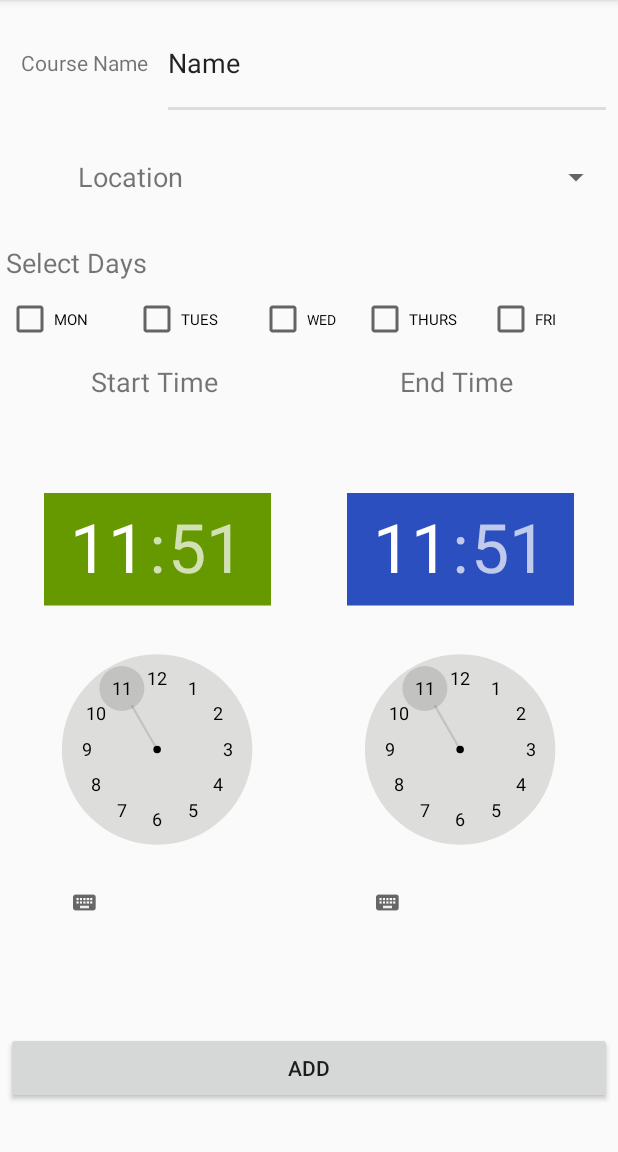
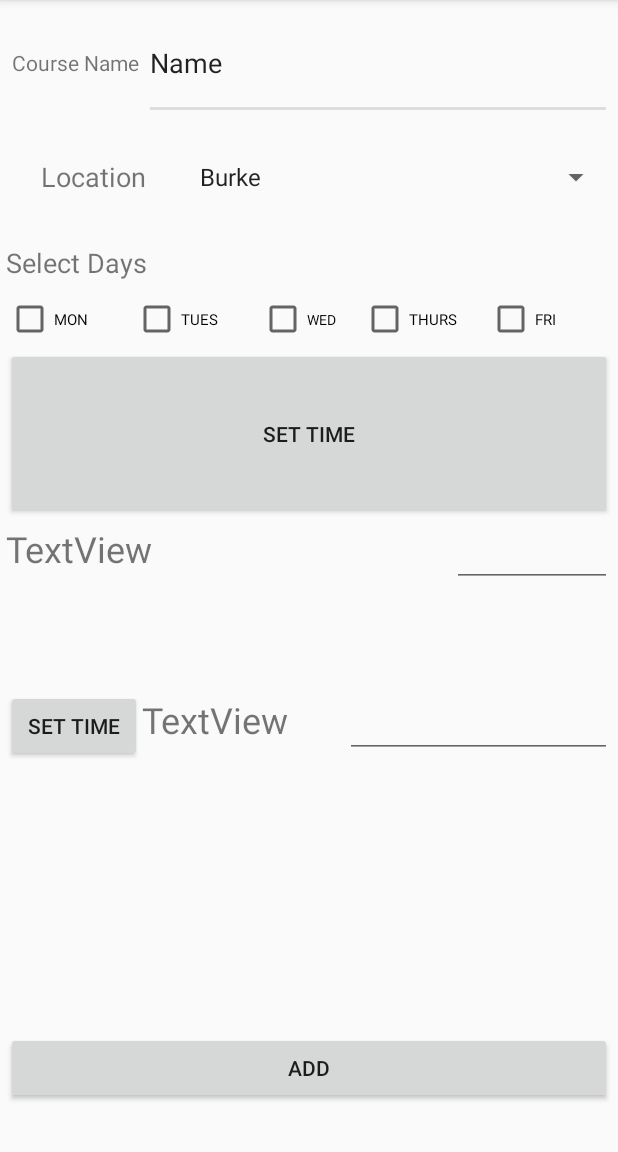
Before and after one commit to Rumbaugh14/CampusCompass, an Android app: the AddCoursesLayout screen opened directly, with no data from a screen before it, on a phone screen of 412 x 824 dp, the part 84-1236 px from its top. Run offline under Robolectric (Android 15) with nearby library versions, the phone set to English and light mode, and no system bars.

Commit message:
Merge branch 'akroner' of https://github.com/Rumbaugh14/CampusCompass into V1
# Conflicts:
#	app/src/main/res/layout/add_homework.xml
#	app/src/main/res/layout/fragment_map.xml

```diff
--- a/app/src/main/java/com/example/shane/campuscompass/AddCoursesLayout.java
+++ b/app/src/main/java/com/example/shane/campuscompass/AddCoursesLayout.java
@@ -1,16 +1,22 @@
 package com.example.shane.campuscompass;
 
+import android.app.Dialog;
+import android.app.TimePickerDialog;
 import android.content.Context;
+import android.location.Location;
 import android.support.v7.app.AppCompatActivity;
 import android.os.Bundle;
 import android.view.View;
+import android.widget.ArrayAdapter;
 import android.widget.Button;
 import android.widget.CheckBox;
 import android.widget.ListView;
 import android.widget.Spinner;
+import android.widget.TextClock;
 import android.widget.TextView;
 import android.widget.TimePicker;
 import android.widget.AdapterView;
+import android.widget.Toast;
 
 import java.util.ArrayList;
 import java.util.Arrays;
@@ -18,17 +24,22 @@ import java.util.List;
 
 public class AddCoursesLayout extends AppCompatActivity {
 
-    public static int num = 0;
+
     private TextView courseName;
-    private Spinner location;
+    private Spinner mlocation;
+    private String mapLocation = "invisible";
     private List<CheckBox> mCheckBoxes = new ArrayList<>();
-    private TimePicker startTime;
-    private TimePicker endTime;
-    private Button addButton;
+    private Button addButton, buttonStartTime,buttonEndTime;
+    CoursesDatabase mCoursesDatabase;
+    private TextView start, end;
+    static final int DIALOG_START =0;
+    static final int DIALOG_END = 1;
 
-    //private ListView lvCourse;
-    //private List<Course> mCourseList = new ArrayList<>();
-    //private CourseListAdapter adapter = new CourseListAdapter(getContext(), mCourseList);
+    int starthour;
+    int startmin;
+
+    int endhour;
+    int endmin;
 
 
     @Override
@@ -36,9 +47,31 @@ public class AddCoursesLayout extends AppCompatActivity {
         super.onCreate(savedInstanceState);
         setContentView(R.layout.fragment_add_course_layout);
 
+        mlocation = findViewById(R.id.LocationSpinner);
+        ArrayAdapter<CharSequence> adapter = ArrayAdapter.createFromResource(this,
+                R.array.locations, android.R.layout.simple_spinner_item);
 
-        courseName = (TextView)findViewById(R.id.CourseNameTextView);
-        location = (Spinner)findViewById(R.id.LocationSpinner);
+        adapter.setDropDownViewResource(android.R.layout.simple_spinner_dropdown_item);
+        mlocation.setAdapter(adapter);
+        mlocation.setOnItemSelectedListener(new AdapterView.OnItemSelectedListener() {
+                                                @Override
+                                                public void onItemSelected(AdapterView<?> parent, View view, int pos, long id) {
+                                                    mapLocation = parent.getItemAtPosition(pos).toString();
+
+                                                }
+
+                                                @Override
+                                                public void onNothingSelected(AdapterView<?> parent) {
+
+                                                }
+                                            });
+
+
+        start = findViewById(R.id.textStartTime);
+        end = findViewById(R.id.textEndTime);
+
+        courseName = findViewById(R.id.CourseNameTextView);
+
 
         mCheckBoxes = Arrays.asList(
                                     (CheckBox)findViewById(R.id.Monday),
@@ -48,32 +81,115 @@ public class AddCoursesLayout extends AppCompatActivity {
                                     (CheckBox)findViewById(R.id.Friday)
                                     );
 
-        startTime = (TimePicker)findViewById(R.id.Start_TTP);
-        endTime = (TimePicker)findViewById(R.id.End_TTP);
-        addButton = (Button)findViewById(R.id.AddCourseButton);
 
+        addButton = findViewById(R.id.AddCourseButton);
+        buttonStartTime = findViewById(R.id.StartTimeBtn);
+        buttonEndTime = findViewById(R.id.EndTimeBtn);
+
+        mCoursesDatabase = new CoursesDatabase(this);
+
+
+        buttonStartTime.setOnClickListener(
+                new View.OnClickListener() {
+                    @Override
+                    public void onClick(View v) {
+                        showDialog(DIALOG_START);
+                    }
+                }
+        );
+
+        buttonEndTime.setOnClickListener(
+                new View.OnClickListener() {
+                    @Override
+                    public void onClick(View v) {
+                        showDialog(DIALOG_END);
+                    }
+                }
+        );
 
         addButton.setOnClickListener(new View.OnClickListener() {
             public void onClick(View v) {
-                // Do something in response to button click
-                //String name = courseName.getText().toString();
-                String day = "Mon";
-                String loc = "Burke";
-                int t = 100;
-                num++;
-                Course currentClass = new Course(num, courseName.getText().toString(), loc, t, day);
-
-                // --- Disregard these three following lines ---
-                //mCourseList.add(currentClass);
-                //adapter = new CourseListAdapter(getContext(), mCourseList);
-                //lvCourse.setAdapter(adapter);
-
-                //AddCoursesMain.AddCourse(currentClass);
+                String timeStart = starthour + " : " + startmin;
+                String timeEnd = endhour + " : " + endmin;
+                addData(courseName.getText().toString(),timeStart,timeEnd,getdow(mCheckBoxes),mapLocation);
                 finish();
             }
         });
 
     }
 
+    public String getdow(List<CheckBox> checkbox){
+        String monday = " M ";
+        String Tuesday = " T ";
+        String Wednesday = " W ";
+        String Thursday = " Th ";
+        String Friday = " F ";
+        String dow = "";
+
+        if(checkbox.get(0).isChecked())
+            dow += " " + monday;
+        if(checkbox.get(1).isChecked())
+            dow += " " + Tuesday;
+        if(checkbox.get(2).isChecked())
+            dow += " " +Wednesday;
+        if(checkbox.get(3).isChecked())
+            dow += " " +Thursday;
+        if(checkbox.get(4).isChecked())
+            dow += " " +Friday;
+
+        return dow;
+    }
+
+
+    @Override
+    protected Dialog onCreateDialog(int id) {
+        if(id == DIALOG_START) {
+            return new TimePickerDialog(AddCoursesLayout.this,
+                    kTimePickerListener_start, starthour, startmin, false);
+        }
+        if(id == DIALOG_END){
+            return new TimePickerDialog(AddCoursesLayout.this,
+                    kTimePickerListener_end, endhour, endmin, false);
+        }
+        return null;
+    }
+
+
+    //end time time picker
+    protected TimePickerDialog.OnTimeSetListener kTimePickerListener_end =
+            new TimePickerDialog.OnTimeSetListener() {
+                @Override
+                public void onTimeSet(TimePicker view, int hourOfDay, int minute) {
+                    endhour = hourOfDay;
+                    endmin = minute;
+                    Toast.makeText(AddCoursesLayout.this,endhour + " : " + endmin, Toast.LENGTH_LONG).show();
+                    end.setText(endhour + " : " + endmin);
+                }
+            };
+
+    //start time time picker
+    protected TimePickerDialog.OnTimeSetListener kTimePickerListener_start =
+            new TimePickerDialog.OnTimeSetListener() {
+        @Override
+        public void onTimeSet(TimePicker view, int hourOfDay, int minute) {
+            starthour = hourOfDay;
+            startmin = minute;
+            Toast.makeText(AddCoursesLayout.this,starthour + " : " + startmin, Toast.LENGTH_LONG).show();
+            start.setText(starthour + " : " + startmin);
+        }
+    };
+
+    public void addData(String course, String stime, String etime ,String Location, String Dow) {
+        boolean insertData = mCoursesDatabase.addData(course, stime,etime, Location, Dow);
+        if (insertData) {
+            toastMessage("Data entered successfuly");
+        } else {
+            toastMessage("Something went wrong AddCoursesLayout");
+        }
+    }
+
+    public void toastMessage(String message){
+        Toast.makeText(this,message,Toast.LENGTH_SHORT).show();
+    }
 
 }
--- /dev/null
+++ b/app/src/main/java/com/example/shane/campuscompass/CoursesDatabase.java
@@ -0,0 +1,66 @@
+package com.example.shane.campuscompass;
+
+import android.content.ContentValues;
+import android.content.Context;
+import android.database.Cursor;
+import android.database.sqlite.SQLiteDatabase;
+import android.database.sqlite.SQLiteOpenHelper;
+
+/**
+ * Created by Shane on 12/5/2017.
+ */
+
+public class CoursesDatabase extends SQLiteOpenHelper{
+
+    private static final String TABLE_NAME = "New_Courses_Table";
+    private static final String COL1 = "ID";
+    private static final String COL2 = "Course";
+    private static final String COL3 = "StartTime";
+    private static final String COL4 = "EndTime" ;
+    private static final String COL5 = "Location";
+    private static final String COL6 = "DayofWeek";
+
+    public CoursesDatabase(Context context) {
+        super(context, TABLE_NAME,null,1);
+    }
+
+    @Override
+    public void onCreate(SQLiteDatabase db) {
+        String createTable = "CREATE TABLE " + TABLE_NAME + " (ID INTEGER PRIMARY KEY AUTOINCREMENT, " +
+                COL2 +" TEXT, " + COL3 +" TEXT, "+ COL4 +" TEXT, " + COL5 +" TEXT, "+ COL6 +" TEXT)";
+        db.execSQL(createTable);
+    }
+
+    @Override
+    public void onUpgrade(SQLiteDatabase db, int oldVersion, int newVersion) {
+        String upgrade = "DROP IF TABLE EXISTS "  + TABLE_NAME;
+        db.execSQL(upgrade);
+        onCreate(db);
+    }
+
+    public boolean addData(String course, String stime,String etime, String location, String DoW) {
+        SQLiteDatabase db = this.getWritableDatabase();
+        ContentValues contentValues = new ContentValues();
+        contentValues.put(COL2,course);
+        contentValues.put(COL3,stime);//start time
+        contentValues.put(COL4,etime);//end time
+        contentValues.put(COL5,location);
+        contentValues.put(COL6,DoW);
+
+        long result = db.insert(TABLE_NAME, null, contentValues);
+
+        if (result == -1){
+            return false;
+        }else {
+            return true;
+        }
+    }
+
+    public Cursor getData(){
+        SQLiteDatabase db = this.getWritableDatabase();
+        Cursor data = db.rawQuery("SELECT " + COL2 + ", " + COL3 + ", " + COL4 + ", " + COL5 + ", "+ COL6 +  " FROM " + TABLE_NAME, null);
+
+        return data;
+    }
+
+}
--- a/app/src/main/java/com/example/shane/campuscompass/MapFragment.java
+++ b/app/src/main/java/com/example/shane/campuscompass/MapFragment.java
@@ -55,6 +55,8 @@ import org.json.JSONObject;
 public class MapFragment extends Fragment implements OnMapReadyCallback, AdapterView.OnItemSelectedListener {
 
     GoogleMap map;
+
+
     LatLng behrend = new LatLng(42.117509, -79.9808142);
     LatLng dobbins = new LatLng(42.118145, -79.982581);
     LatLng lawrence = new LatLng(42.118554, -79.981666);
@@ -142,6 +144,7 @@ public class MapFragment extends Fragment implements OnMapReadyCallback, Adapter
         String sSelected = parent.getItemAtPosition(pos).toString();
         Toast.makeText(getContext(), sSelected, Toast.LENGTH_SHORT).show();
         System.out.println(sSelected);
+
         if (sSelected.equals("Burke")) {
             dropPin(burke,sSelected);
         }
--- a/app/src/main/res/layout/fragment_add_course_layout.xml
+++ b/app/src/main/res/layout/fragment_add_course_layout.xml
@@ -12,10 +12,8 @@
         android:layout_height="0dp"
         android:layout_margin="4dp"
         android:layout_marginBottom="8dp"
-        android:layout_marginEnd="8dp"
         android:layout_marginLeft="8dp"
         android:layout_marginRight="8dp"
-        android:layout_marginStart="8dp"
         android:layout_marginTop="8dp"
         android:orientation="vertical"
         android:weightSum="1"
@@ -24,7 +22,7 @@
         app:layout_constraintLeft_toLeftOf="parent"
         app:layout_constraintRight_toRightOf="parent"
         app:layout_constraintTop_toTopOf="parent"
-        app:layout_constraintVertical_bias="0.0"
+        app:layout_constraintVertical_bias="0.571"
         tools:layout_constraintBottom_creator="1"
         tools:layout_constraintLeft_creator="1"
         tools:layout_constraintRight_creator="1"
@@ -40,11 +38,10 @@
             <TextView
                 android:id="@+id/textView3"
                 style="@android:style/Widget.DeviceDefault.Light.TextView"
-                android:layout_width="0dp"
+                android:layout_width="wrap_content"
                 android:layout_height="match_parent"
                 android:layout_gravity="left"
                 android:layout_marginLeft="4dp"
-                android:layout_weight="1"
                 android:clickable="false"
                 android:gravity="center_vertical|center_horizontal"
                 android:text="Course Name "
@@ -74,7 +71,7 @@
 
             <TextView
                 android:id="@+id/textView4"
-                android:layout_width="171dp"
+                android:layout_width="121dp"
                 android:layout_height="match_parent"
                 android:gravity="center_vertical|center_horizontal"
                 android:text="Location "
@@ -170,80 +167,80 @@
             android:layout_width="match_parent"
             android:layout_height="0dp"
             android:layout_weight=".6"
-            android:orientation="horizontal">
+            android:orientation="vertical">
 
             <LinearLayout
                 android:layout_width="match_parent"
                 android:layout_height="match_parent"
-                android:orientation="horizontal">
+                android:layout_weight="1"
+                android:orientation="vertical">
+
+                <Button
+                    android:id="@+id/StartTimeBtn"
+                    android:layout_width="match_parent"
+                    android:layout_height="match_parent"
+                    android:layout_weight="1"
+                    android:text="Set Time"/>
 
                 <LinearLayout
-                    android:id="@+id/startTimeHorz"
-                    android:layout_width="0dp"
+                    android:layout_width="match_parent"
                     android:layout_height="match_parent"
-                    android:layout_gravity="center_horizontal"
-                    android:layout_weight=".5"
-                    android:orientation="vertical">
+                    android:layout_weight="1"
+                    android:orientation="horizontal">
 
                     <TextView
-                        android:id="@+id/Start_TextView"
+                        android:id="@+id/textView5"
                         android:layout_width="match_parent"
-                        android:layout_height="0dp"
-                        android:layout_weight=".1"
-                        android:gravity="center_vertical|center_horizontal"
-                        android:text="Start Time "
-                        android:textSize="18sp"/>
+                        android:layout_height="wrap_content"
+                        android:layout_weight="1"
+                        android:text="TextView"
+                        android:textSize="24sp"
+                        tools:text="StartTime"/>
 
-                    <TimePicker
-                        android:id="@+id/Start_TTP"
+                    <EditText
+                        android:id="@+id/textStartTime"
                         android:layout_width="wrap_content"
-                        android:layout_height="0dp"
-                        android:layout_weight=".9"
-                        android:amPmBackgroundColor="@android:color/holo_green_dark"
-                        android:amPmTextColor="@android:color/holo_green_dark"
-                        android:headerBackground="@android:color/holo_green_dark"
-                        android:numbersBackgroundColor="@color/colorAccent"
-                        android:numbersInnerTextColor="?android:attr/colorForeground"
-                        android:numbersSelectorColor="@color/common_google_signin_btn_text_dark_disabled"
-                        android:numbersTextColor="@color/common_google_signin_btn_text_dark_focused"
-                        android:scaleX=".75"
-                        android:scaleY=".75"/>
+                        android:layout_height="wrap_content"
+                        android:layout_weight="1"
+                        android:ems="10"
+                        android:inputType="time"/>
 
                 </LinearLayout>
 
-                <LinearLayout
-                    android:id="@+id/endTimeHorz"
-                    android:layout_width="0dp"
-                    android:layout_height="match_parent"
-                    android:layout_weight=".5"
-                    android:orientation="vertical">
+            </LinearLayout>
 
-                    <TextView
-                        android:id="@+id/End_TextView"
-                        android:layout_width="match_parent"
-                        android:layout_height="0dp"
-                        android:layout_weight=".1"
-                        android:gravity="center_vertical|center_horizontal"
-                        android:text="End Time "
-                        android:textSize="18sp"/>
+            <LinearLayout
+                android:layout_width="match_parent"
+                android:layout_height="match_parent"
+                android:layout_weight="1"
+                android:orientation="horizontal">
 
-                    <TimePicker
-                        android:id="@+id/End_TTP"
-                        android:layout_width="wrap_content"
-                        android:layout_height="0dp"
-                        android:layout_weight=".9"
-                        android:amPmBackgroundColor="@android:color/holo_red_dark"
-                        android:amPmTextColor="@android:color/holo_red_dark"
-                        android:headerBackground="@color/colorPrimary"
-                        android:numbersBackgroundColor="@color/colorAccent"
-                        android:numbersInnerTextColor="@android:color/holo_red_dark"
-                        android:numbersSelectorColor="@color/common_google_signin_btn_text_dark_disabled"
-                        android:numbersTextColor="@color/common_google_signin_btn_text_dark_focused"
-                        android:scaleX=".75"
-                        android:scaleY=".75"/>
+                <Button
+                    android:id="@+id/EndTimeBtn"
+                    android:layout_width="125dp"
+                    android:layout_height="wrap_content"
+                    android:layout_weight="1"
+                    android:text="Set Time"/>
 
-                </LinearLayout>
+                <TextView
+                    android:id="@+id/textView2"
+                    android:layout_width="170dp"
+                    android:layout_height="wrap_content"
+                    android:layout_weight="1"
+                    android:text="TextView"
+                    android:textSize="24sp"
+                    tools:text="EndTime"/>
+
+                <EditText
+                    android:id="@+id/textEndTime"
+                    android:layout_width="wrap_content"
+                    android:layout_height="wrap_content"
+                    android:layout_weight="1"
+                    android:ems="10"
+                    android:inputType="time"/>
+
             </LinearLayout>
+
         </LinearLayout>
 
         <LinearLayout
```
Also changed, not shown: app/src/main/java/com/example/shane/campuscompass/AddCoursesMain.java (+19 -8 lines), app/src/main/java/com/example/shane/campuscompass/Course.java (+16 -7 lines), app/src/main/java/com/example/shane/campuscompass/CourseListAdapter.java (+8 -6 lines), app/src/main/res/layout/item_courses_list.xml (+85 -3 lines).
